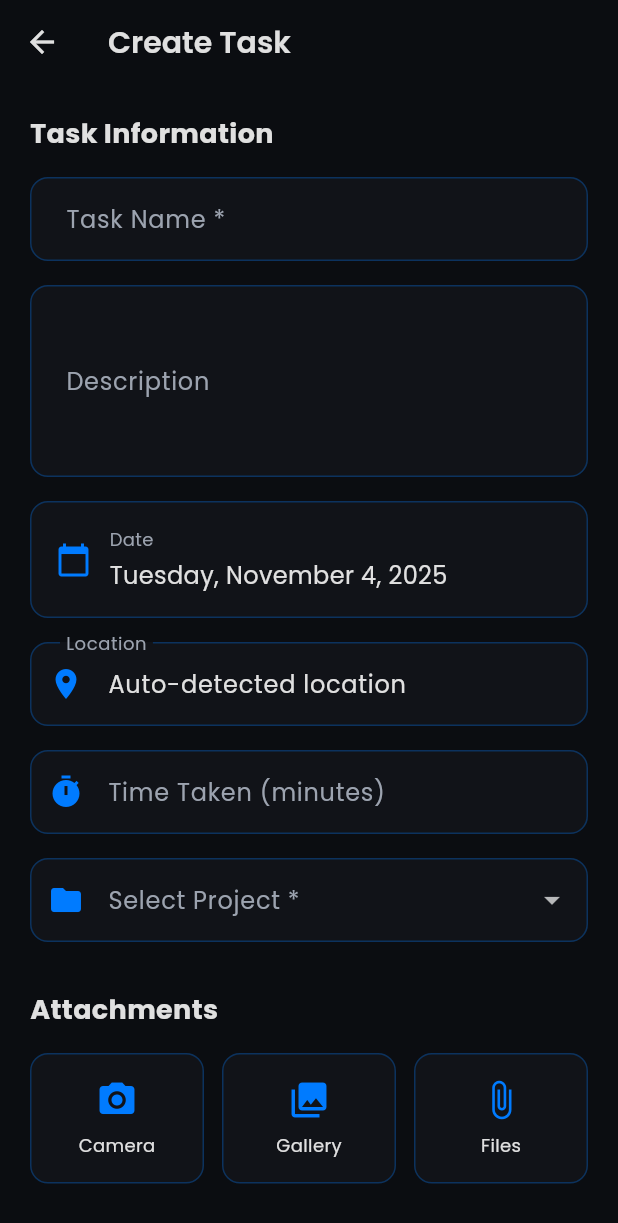
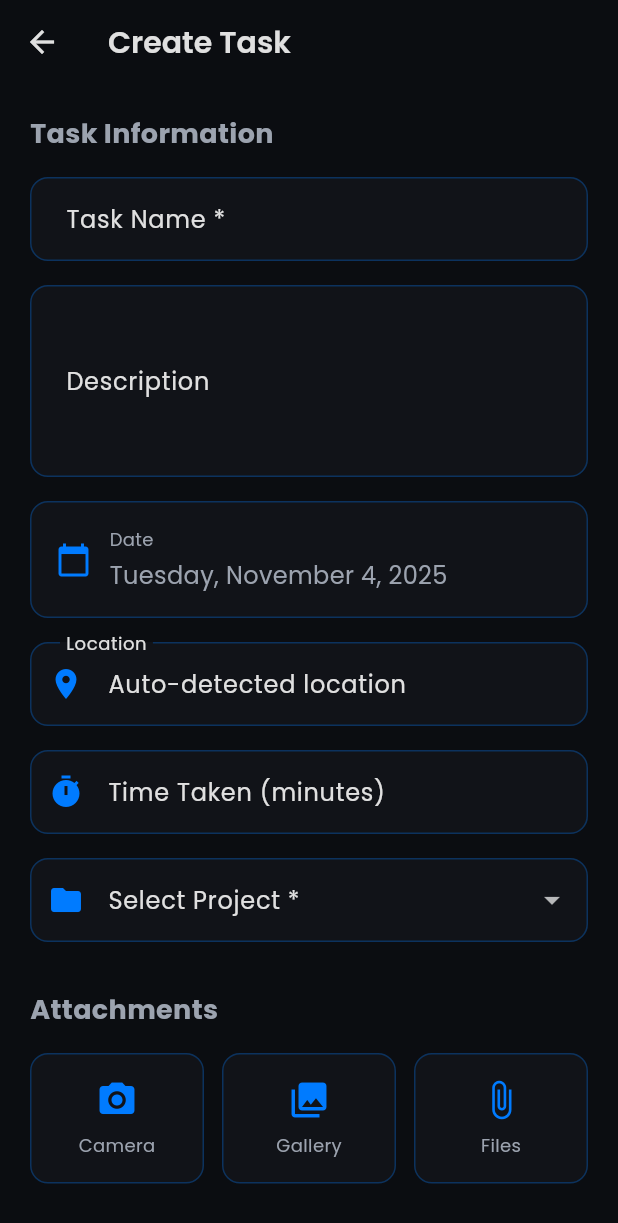
Before and after one commit to Electrocom-Solutions/MobileApp, a Flutter app: the HomeScreen screen opened directly, after a tap on "Create a New Task", on a phone screen of 412 x 824 dp. Shown: the top 1223 px of the screen. Run offline on Flutter 3.47's test engine with Material 3 defaults, Android fonts, the phone set to English and light mode, and no system bars; our stand-ins replace camera, file_picker, firebase_core, firebase_messaging, flutter_secure_storage, geocoding and 7 more; accounts and stored records are empty.

Commit message:
Improve application appearance and functionality with theme-aware colors
Update all screens to use theme-aware colors by leveraging `Theme.of(context)` instead of hardcoded `AppTheme` values, ensuring a consistent and professional look across both light and dark themes. This also addresses various UI inconsistencies and minor bug fixes to improve overall application usability.

Replit-Commit-Author: Agent
Replit-Commit-Session-Id: b55f6685-2d9f-419e-b4c4-a4f79d347d4c
Replit-Commit-Checkpoint-Type: intermediate_checkpoint
Replit-Commit-Event-Id: 1e7e6ea9-3cd8-46f2-9ad4-8312cd9a7946

```diff
--- a/lib/screens/home/home_screen.dart
+++ b/lib/screens/home/home_screen.dart
@@ -55,7 +55,6 @@ class _HomeScreenState extends State<HomeScreen> {
     showDialog(
       context: context,
       builder: (context) => AlertDialog(
-        backgroundColor: AppTheme.cardColor,
         shape: RoundedRectangleBorder(borderRadius: BorderRadius.circular(16)),
         title: const Text('Punch Out'),
         content: const Text('Are you sure you want to punch out?'),
@@ -90,7 +89,6 @@ class _HomeScreenState extends State<HomeScreen> {
   @override
   Widget build(BuildContext context) {
     return Scaffold(
-      backgroundColor: AppTheme.backgroundColor,
       body: SafeArea(
         child: SingleChildScrollView(
           padding: const EdgeInsets.all(16.0),
@@ -122,21 +120,18 @@ class _HomeScreenState extends State<HomeScreen> {
           '${_getGreeting()}, $userName 👋',
           style: Theme.of(context).textTheme.headlineMedium?.copyWith(
                 fontWeight: FontWeight.bold,
-                color: AppTheme.textPrimary,
               ),
         ),
         const SizedBox(height: 4),
         Text(
           _getCurrentDate(),
-          style: Theme.of(context).textTheme.bodyMedium?.copyWith(
-                color: AppTheme.textSecondary,
-              ),
+          style: Theme.of(context).textTheme.bodyMedium,
         ),
         const SizedBox(height: 12),
         Container(
           padding: const EdgeInsets.symmetric(horizontal: 12, vertical: 8),
           decoration: BoxDecoration(
-            color: AppTheme.cardColor,
+            color: Theme.of(context).cardTheme.color,
             borderRadius: BorderRadius.circular(8),
             border: Border.all(
               color: isPunchedIn
@@ -156,9 +151,7 @@ class _HomeScreenState extends State<HomeScreen> {
               const SizedBox(width: 8),
               Text(
                 _getStatusSummary(),
-                style: Theme.of(context).textTheme.bodySmall?.copyWith(
-                      color: AppTheme.textSecondary,
-                    ),
+                style: Theme.of(context).textTheme.bodySmall,
               ),
             ],
           ),
@@ -168,6 +161,7 @@ class _HomeScreenState extends State<HomeScreen> {
   }
 
   Widget _buildHeroPunchCard() {
+    final cardColor = Theme.of(context).cardTheme.color ?? Theme.of(context).cardColor;
     return Container(
       width: double.infinity,
       padding: const EdgeInsets.all(24),
@@ -176,11 +170,11 @@ class _HomeScreenState extends State<HomeScreen> {
           colors: isPunchedIn
               ? [
                   AppTheme.successColor.withOpacity(0.15),
-                  AppTheme.cardColor,
+                  cardColor,
                 ]
               : [
                   AppTheme.primaryColor.withOpacity(0.15),
-                  AppTheme.cardColor,
+                  cardColor,
                 ],
           begin: Alignment.topLeft,
           end: Alignment.bottomRight,
@@ -243,9 +237,7 @@ class _HomeScreenState extends State<HomeScreen> {
                       isPunchedIn && punchInTime != null
                           ? 'Started at $punchInTime'
                           : 'Tap below to mark your attendance',
-                      style: Theme.of(context).textTheme.bodyMedium?.copyWith(
-                            color: AppTheme.textSecondary,
-                          ),
+                      style: Theme.of(context).textTheme.bodyMedium,
                     ),
                   ],
                 ),
@@ -324,7 +316,7 @@ class _HomeScreenState extends State<HomeScreen> {
     return Container(
       padding: const EdgeInsets.all(16),
       decoration: BoxDecoration(
-        color: AppTheme.cardColor,
+        color: Theme.of(context).cardTheme.color,
         borderRadius: BorderRadius.circular(16),
         border: Border.all(
           color: accentColor.withOpacity(0.2),
@@ -355,7 +347,6 @@ class _HomeScreenState extends State<HomeScreen> {
             label,
             textAlign: TextAlign.center,
             style: Theme.of(context).textTheme.bodySmall?.copyWith(
-                  color: AppTheme.textSecondary,
                   height: 1.2,
                 ),
           ),
@@ -455,7 +446,6 @@ class _HomeScreenState extends State<HomeScreen> {
           'Recent Activity',
           style: Theme.of(context).textTheme.titleLarge?.copyWith(
                 fontWeight: FontWeight.bold,
-                color: AppTheme.textPrimary,
               ),
         ),
         const SizedBox(height: 12),
@@ -486,10 +476,10 @@ class _HomeScreenState extends State<HomeScreen> {
       margin: const EdgeInsets.only(bottom: 12),
       padding: const EdgeInsets.all(14),
       decoration: BoxDecoration(
-        color: AppTheme.cardColor,
+        color: Theme.of(context).cardTheme.color,
         borderRadius: BorderRadius.circular(12),
         border: Border.all(
-          color: AppTheme.surfaceColor,
+          color: Theme.of(context).dividerColor.withOpacity(0.1),
           width: 1,
         ),
       ),
@@ -513,15 +503,12 @@ class _HomeScreenState extends State<HomeScreen> {
                   title,
                   style: Theme.of(context).textTheme.bodyMedium?.copyWith(
                         fontWeight: FontWeight.w500,
-                        color: AppTheme.textPrimary,
                       ),
                 ),
                 const SizedBox(height: 4),
                 Text(
                   time,
-                  style: Theme.of(context).textTheme.bodySmall?.copyWith(
-                        color: AppTheme.textSecondary,
-                      ),
+                  style: Theme.of(context).textTheme.bodySmall,
                 ),
               ],
             ),
--- a/lib/screens/tasks/create_task_screen.dart
+++ b/lib/screens/tasks/create_task_screen.dart
@@ -77,10 +77,10 @@ class _CreateTaskScreenState extends State<CreateTaskScreen> {
   @override
   Widget build(BuildContext context) {
     return Scaffold(
-      backgroundColor: AppTheme.backgroundColor,
+
       appBar: AppBar(
         title: Text(widget.taskId != null ? 'Edit Task' : 'Create Task'),
-        backgroundColor: AppTheme.backgroundColor,
+
       ),
       body: Form(
         key: _formKey,
@@ -127,7 +127,7 @@ class _CreateTaskScreenState extends State<CreateTaskScreen> {
     return Text(
       title,
       style: const TextStyle(
-        color: AppTheme.textPrimary,
+
         fontSize: 18,
         fontWeight: FontWeight.bold,
       ),
@@ -137,12 +137,12 @@ class _CreateTaskScreenState extends State<CreateTaskScreen> {
   Widget _buildTaskNameField() {
     return TextFormField(
       controller: _nameController,
-      style: const TextStyle(color: AppTheme.textPrimary),
+      style: TextStyle(),
       decoration: InputDecoration(
         labelText: 'Task Name *',
-        labelStyle: const TextStyle(color: AppTheme.textSecondary),
+        labelStyle: TextStyle(),
         filled: true,
-        fillColor: AppTheme.cardColor,
+
         border: OutlineInputBorder(
           borderRadius: BorderRadius.circular(12),
           borderSide: BorderSide.none,
@@ -168,13 +168,13 @@ class _CreateTaskScreenState extends State<CreateTaskScreen> {
   Widget _buildDescriptionField() {
     return TextFormField(
       controller: _descriptionController,
-      style: const TextStyle(color: AppTheme.textPrimary),
+      style: TextStyle(),
       maxLines: 4,
       decoration: InputDecoration(
         labelText: 'Description',
-        labelStyle: const TextStyle(color: AppTheme.textSecondary),
+        labelStyle: TextStyle(),
         filled: true,
-        fillColor: AppTheme.cardColor,
+
         border: OutlineInputBorder(
           borderRadius: BorderRadius.circular(12),
           borderSide: BorderSide.none,
@@ -204,7 +204,7 @@ class _CreateTaskScreenState extends State<CreateTaskScreen> {
               data: ThemeData.dark().copyWith(
                 colorScheme: const ColorScheme.dark(
                   primary: AppTheme.primaryColor,
-                  surface: AppTheme.cardColor,
+
                 ),
               ),
               child: child!,
@@ -218,7 +218,7 @@ class _CreateTaskScreenState extends State<CreateTaskScreen> {
       child: Container(
         padding: const EdgeInsets.all(16),
         decoration: BoxDecoration(
-          color: AppTheme.cardColor,
+          color: Theme.of(context).cardTheme.color,
           borderRadius: BorderRadius.circular(12),
           border: Border.all(color: AppTheme.primaryColor.withOpacity(0.3)),
         ),
@@ -231,12 +231,12 @@ class _CreateTaskScreenState extends State<CreateTaskScreen> {
               children: [
                 const Text(
                   'Date',
-                  style: TextStyle(color: AppTheme.textSecondary, fontSize: 12),
+                  style: TextStyle( fontSize: 12),
                 ),
                 const SizedBox(height: 4),
                 Text(
                   DateFormat('EEEE, MMMM d, y').format(_selectedDate),
-                  style: const TextStyle(color: AppTheme.textPrimary, fontSize: 16),
+                  style: const TextStyle( fontSize: 16),
                 ),
               ],
             ),
@@ -249,12 +249,12 @@ class _CreateTaskScreenState extends State<CreateTaskScreen> {
   Widget _buildLocationField() {
     return TextFormField(
       controller: _locationController,
-      style: const TextStyle(color: AppTheme.textPrimary),
+      style: TextStyle(),
       decoration: InputDecoration(
         labelText: 'Location',
-        labelStyle: const TextStyle(color: AppTheme.textSecondary),
+        labelStyle: TextStyle(),
         filled: true,
-        fillColor: AppTheme.cardColor,
+
         prefixIcon: const Icon(Icons.location_on, color: AppTheme.primaryColor),
         border: OutlineInputBorder(
           borderRadius: BorderRadius.circular(12),
@@ -275,19 +275,19 @@ class _CreateTaskScreenState extends State<CreateTaskScreen> {
   Widget _buildTimeTakenField() {
     return TextFormField(
       controller: _timeTakenController,
-      style: const TextStyle(color: AppTheme.textPrimary),
+      style: TextStyle(),
       keyboardType: TextInputType.number,
       inputFormatters: [FilteringTextInputFormatter.digitsOnly],
       decoration: InputDecoration(
         labelText: 'Time Taken (minutes)',
-        labelStyle: const TextStyle(color: AppTheme.textSecondary),
+        labelStyle: TextStyle(),
         filled: true,
-        fillColor: AppTheme.cardColor,
+
         prefixIcon: const Icon(Icons.timer, color: AppTheme.primaryColor),
         suffixText: _timeTakenController.text.isNotEmpty
             ? '(${(int.tryParse(_timeTakenController.text) ?? 0) / 60} hrs)'
             : '',
-        suffixStyle: const TextStyle(color: AppTheme.textSecondary, fontSize: 12),
+        suffixStyle: const TextStyle( fontSize: 12),
         border: OutlineInputBorder(
           borderRadius: BorderRadius.circular(12),
           borderSide: BorderSide.none,
@@ -315,25 +315,25 @@ class _CreateTaskScreenState extends State<CreateTaskScreen> {
       return Container(
         padding: const EdgeInsets.all(16),
         decoration: BoxDecoration(
-          color: AppTheme.cardColor.withOpacity(0.5),
+          color: Theme.of(context).cardTheme.color!.withOpacity(0.5),
           borderRadius: BorderRadius.circular(12),
-          border: Border.all(color: AppTheme.textSecondary.withOpacity(0.3)),
+          border: Border.all(color: Theme.of(context).dividerColor.withOpacity(0.3)),
         ),
         child: Row(
           children: [
-            const Icon(Icons.folder, color: AppTheme.textSecondary),
+            Icon(Icons.folder, color: Theme.of(context).textTheme.bodySmall?.color),
             const SizedBox(width: 12),
             Column(
               crossAxisAlignment: CrossAxisAlignment.start,
               children: [
                 const Text(
                   'Project (Read-only)',
-                  style: TextStyle(color: AppTheme.textSecondary, fontSize: 12),
+                  style: TextStyle( fontSize: 12),
                 ),
                 const SizedBox(height: 4),
                 Text(
                   project?.title ?? 'No Project',
-                  style: const TextStyle(color: AppTheme.textSecondary, fontSize: 16),
+                  style: const TextStyle( fontSize: 16),
                 ),
               ],
             ),
@@ -347,9 +347,9 @@ class _CreateTaskScreenState extends State<CreateTaskScreen> {
       value: _selectedProjectId,
       decoration: InputDecoration(
         labelText: 'Select Project *',
-        labelStyle: const TextStyle(color: AppTheme.textSecondary),
+        labelStyle: TextStyle(),
         filled: true,
-        fillColor: AppTheme.cardColor,
+
         prefixIcon: const Icon(Icons.folder, color: AppTheme.primaryColor),
         border: OutlineInputBorder(
           borderRadius: BorderRadius.circular(12),
@@ -364,14 +364,14 @@ class _CreateTaskScreenState extends State<CreateTaskScreen> {
           borderSide: const BorderSide(color: AppTheme.primaryColor, width: 2),
         ),
       ),
-      dropdownColor: AppTheme.cardColor,
-      style: const TextStyle(color: AppTheme.textPrimary),
+
+      style: TextStyle(),
       items: projects.map((project) {
         return DropdownMenuItem<String>(
           value: project.id,
           child: Text(
             project.title,
-            style: const TextStyle(color: AppTheme.textPrimary),
+            style: TextStyle(),
           ),
         );
       }).toList(),
@@ -448,7 +448,7 @@ class _CreateTaskScreenState extends State<CreateTaskScreen> {
       child: Container(
         padding: const EdgeInsets.symmetric(vertical: 16),
         decoration: BoxDecoration(
-          color: AppTheme.cardColor,
+          color: Theme.of(context).cardTheme.color,
           borderRadius: BorderRadius.circular(12),
           border: Border.all(color: AppTheme.primaryColor.withOpacity(0.3)),
         ),
@@ -458,7 +458,7 @@ class _CreateTaskScreenState extends State<CreateTaskScreen> {
             const SizedBox(height: 8),
             Text(
               label,
-              style: const TextStyle(color: AppTheme.textPrimary, fontSize: 12),
+              style: const TextStyle( fontSize: 12),
             ),
           ],
         ),
@@ -472,7 +472,7 @@ class _CreateTaskScreenState extends State<CreateTaskScreen> {
       width: 100,
       margin: const EdgeInsets.only(right: 12),
       decoration: BoxDecoration(
-        color: AppTheme.cardColor,
+        color: Theme.of(context).cardTheme.color,
         borderRadius: BorderRadius.circular(12),
         border: Border.all(color: AppTheme.primaryColor.withOpacity(0.3)),
       ),
@@ -497,7 +497,7 @@ class _CreateTaskScreenState extends State<CreateTaskScreen> {
                           padding: const EdgeInsets.symmetric(horizontal: 8),
                           child: Text(
                             attachment.fileName,
-                            style: const TextStyle(color: AppTheme.textPrimary, fontSize: 10),
+                            style: const TextStyle( fontSize: 10),
                             maxLines: 2,
                             overflow: TextOverflow.ellipsis,
                             textAlign: TextAlign.center,
@@ -505,7 +505,7 @@ class _CreateTaskScreenState extends State<CreateTaskScreen> {
                         ),
                         Text(
                           attachment.fileSizeFormatted,
-                          style: const TextStyle(color: AppTheme.textSecondary, fontSize: 9),
+                          style: const TextStyle( fontSize: 9),
                         ),
                       ],
                     ),
@@ -548,7 +548,7 @@ class _CreateTaskScreenState extends State<CreateTaskScreen> {
                 child: Text(
                   'Resource Name',
                   style: TextStyle(
-                    color: AppTheme.textSecondary,
+
                     fontSize: 12,
                     fontWeight: FontWeight.bold,
                   ),
@@ -560,7 +560,7 @@ class _CreateTaskScreenState extends State<CreateTaskScreen> {
                 child: Text(
                   'Qty',
                   style: TextStyle(
-                    color: AppTheme.textSecondary,
+
                     fontSize: 12,
                     fontWeight: FontWeight.bold,
                   ),
@@ -608,7 +608,7 @@ class _CreateTaskScreenState extends State<CreateTaskScreen> {
               const Text(
                 'Total Resource Cost',
                 style: TextStyle(
-                  color: AppTheme.textPrimary,
+
                   fontSize: 16,
                   fontWeight: FontWeight.bold,
                 ),
@@ -633,7 +633,7 @@ class _CreateTaskScreenState extends State<CreateTaskScreen> {
       margin: const EdgeInsets.only(bottom: 12),
       padding: const EdgeInsets.all(12),
       decoration: BoxDecoration(
-        color: AppTheme.cardColor,
+        color: Theme.of(context).cardTheme.color,
         borderRadius: BorderRadius.circular(12),
         border: Border.all(color: AppTheme.primaryColor.withOpacity(0.2)),
       ),
@@ -643,10 +643,10 @@ class _CreateTaskScreenState extends State<CreateTaskScreen> {
             flex: 3,
             child: TextFormField(
               initialValue: _resources[index].name,
-              style: const TextStyle(color: AppTheme.textPrimary, fontSize: 14),
+              style: const TextStyle( fontSize: 14),
               decoration: const InputDecoration(
                 hintText: 'Resource name',
-                hintStyle: TextStyle(color: AppTheme.textSecondary, fontSize: 14),
+                hintStyle: TextStyle( fontSize: 14),
                 isDense: true,
                 border: InputBorder.none,
               ),
@@ -667,11 +667,11 @@ class _CreateTaskScreenState extends State<CreateTaskScreen> {
             width: 60,
             child: TextFormField(
               initialValue: _resources[index].quantity > 0 ? _resources[index].quantity.toString() : '',
-              style: const TextStyle(color: AppTheme.textPrimary, fontSize: 14),
+              style: const TextStyle( fontSize: 14),
               keyboardType: TextInputType.number,
               decoration: const InputDecoration(
                 hintText: 'Qty',
-                hintStyle: TextStyle(color: AppTheme.textSecondary, fontSize: 14),
+                hintStyle: TextStyle( fontSize: 14),
                 isDense: true,
                 border: InputBorder.none,
               ),
```
Also changed, not shown: lib/screens/attendance/attendance_screen.dart (+16 -23 lines), lib/screens/attendance/attendance_screen_full.dart (+11 -11 lines), lib/screens/attendance/camera_capture_screen.dart (+5 -5 lines), lib/screens/attendance/location_confirmation_screen.dart (+11 -11 lines), lib/screens/notifications/notifications_screen.dart (+4 -3 lines), lib/screens/profile/edit_profile_screen.dart (+2 -14 lines), lib/screens/tasks/project_detail_screen.dart (+6 -6 lines), lib/screens/tasks/projects_list_screen.dart (+14 -14 lines), lib/screens/tasks/task_detail_screen.dart (+25 -25 lines), lib/screens/tasks/tasks_list_screen.dart (+10 -10 lines), 1 other file.
